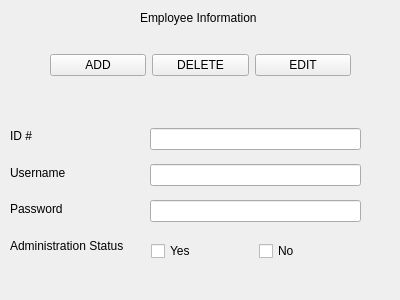
Old version of the form QtGui/employeemanager.ui in the repository Tligtvoet/goat-bulk.
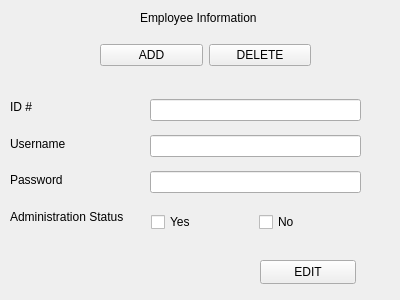
New version of the form.

The edit to the form file:
```diff
--- a/QtGui/employeemanager.ui
+++ b/QtGui/employeemanager.ui
@@ -28,20 +28,13 @@
   <widget class="QWidget" name="gridLayoutWidget">
    <property name="geometry">
     <rect>
-     <x>50</x>
-     <y>40</y>
-     <width>301</width>
+     <x>100</x>
+     <y>30</y>
+     <width>211</width>
      <height>51</height>
     </rect>
    </property>
    <layout class="QGridLayout" name="gridLayout">
-    <item row="1" column="2">
-     <widget class="QPushButton" name="pushButton_Edit">
-      <property name="text">
-       <string>EDIT</string>
-      </property>
-     </widget>
-    </item>
     <item row="1" column="0">
      <widget class="QPushButton" name="pushButton_Add">
       <property name="text">
@@ -75,7 +68,7 @@
    <property name="geometry">
     <rect>
      <x>150</x>
-     <y>120</y>
+     <y>91</y>
      <width>211</width>
      <height>111</height>
     </rect>
@@ -96,7 +89,7 @@
    <property name="geometry">
     <rect>
      <x>10</x>
-     <y>120</y>
+     <y>91</y>
      <width>133</width>
      <height>141</height>
     </rect>
@@ -136,7 +129,7 @@
    <property name="geometry">
     <rect>
      <x>151</x>
-     <y>239</y>
+     <y>210</y>
      <width>209</width>
      <height>24</height>
     </rect>
@@ -158,6 +151,19 @@
     </item>
    </layout>
   </widget>
+  <widget class="QPushButton" name="pushButton_Edit">
+   <property name="geometry">
+    <rect>
+     <x>260</x>
+     <y>260</y>
+     <width>96</width>
+     <height>24</height>
+    </rect>
+   </property>
+   <property name="text">
+    <string>EDIT</string>
+   </property>
+  </widget>
  </widget>
  <resources/>
  <connections/>
```
